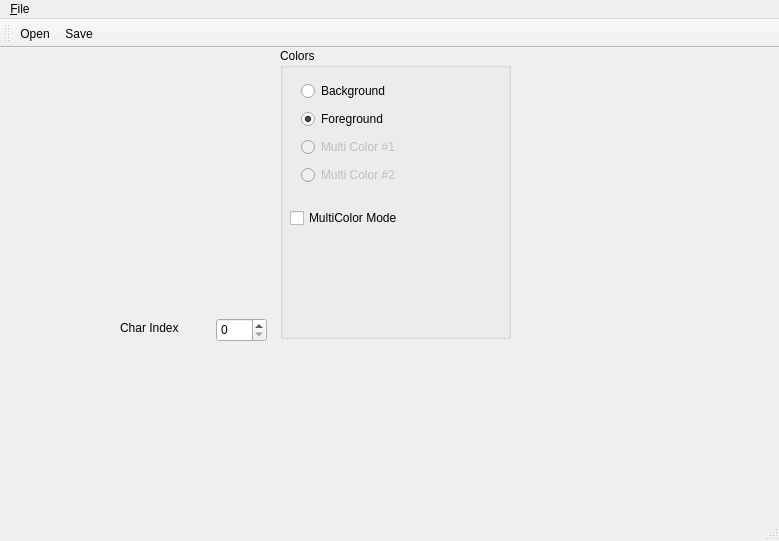
Qt form src/mainwindow.ui (ricardoquesada/vchar64) before a commit.
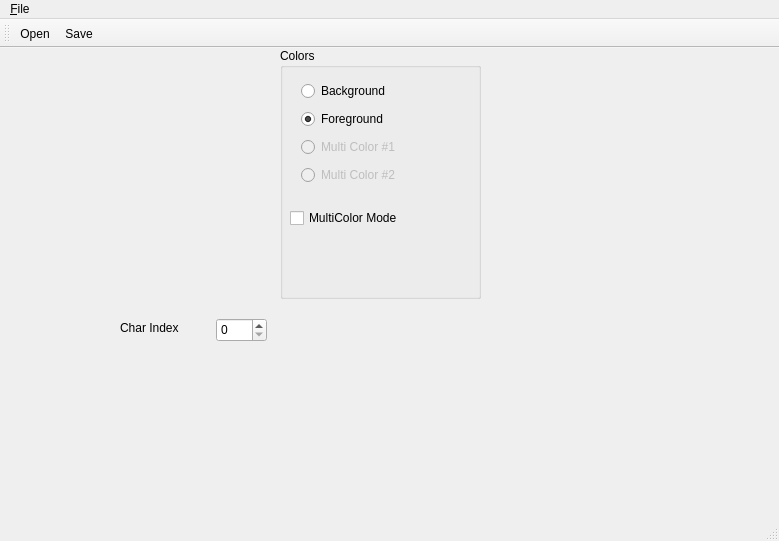
The same form after that commit. Icons and pictures are not drawn. Custom widgets are drawn as their Qt base class.

```diff
--- a/src/mainwindow.ui
+++ b/src/mainwindow.ui
@@ -71,8 +71,8 @@
      <rect>
       <x>280</x>
       <y>0</y>
-      <width>231</width>
-      <height>291</height>
+      <width>201</width>
+      <height>251</height>
      </rect>
     </property>
     <property name="title">
@@ -82,7 +82,7 @@
      <property name="geometry">
       <rect>
        <x>10</x>
-       <y>250</y>
+       <y>210</y>
        <width>128</width>
        <height>32</height>
       </rect>
```
Left out of the diff: 89 changed lines with no effect on the pictures.
